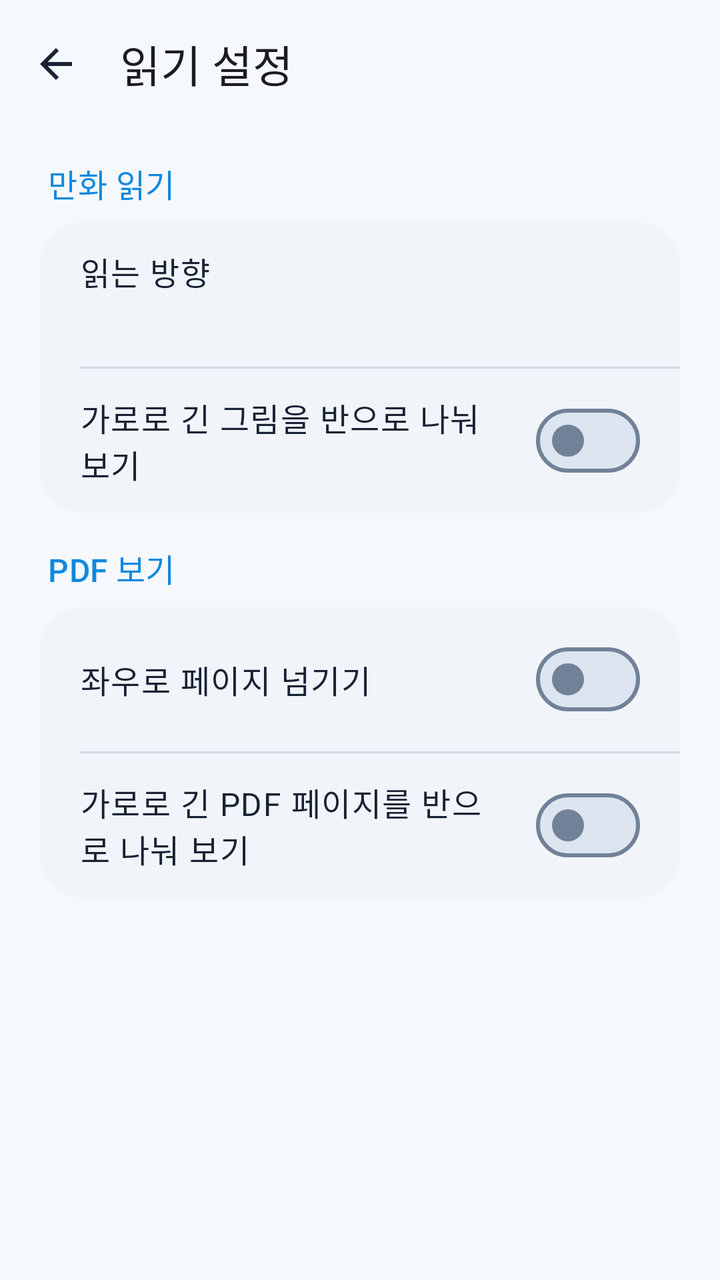
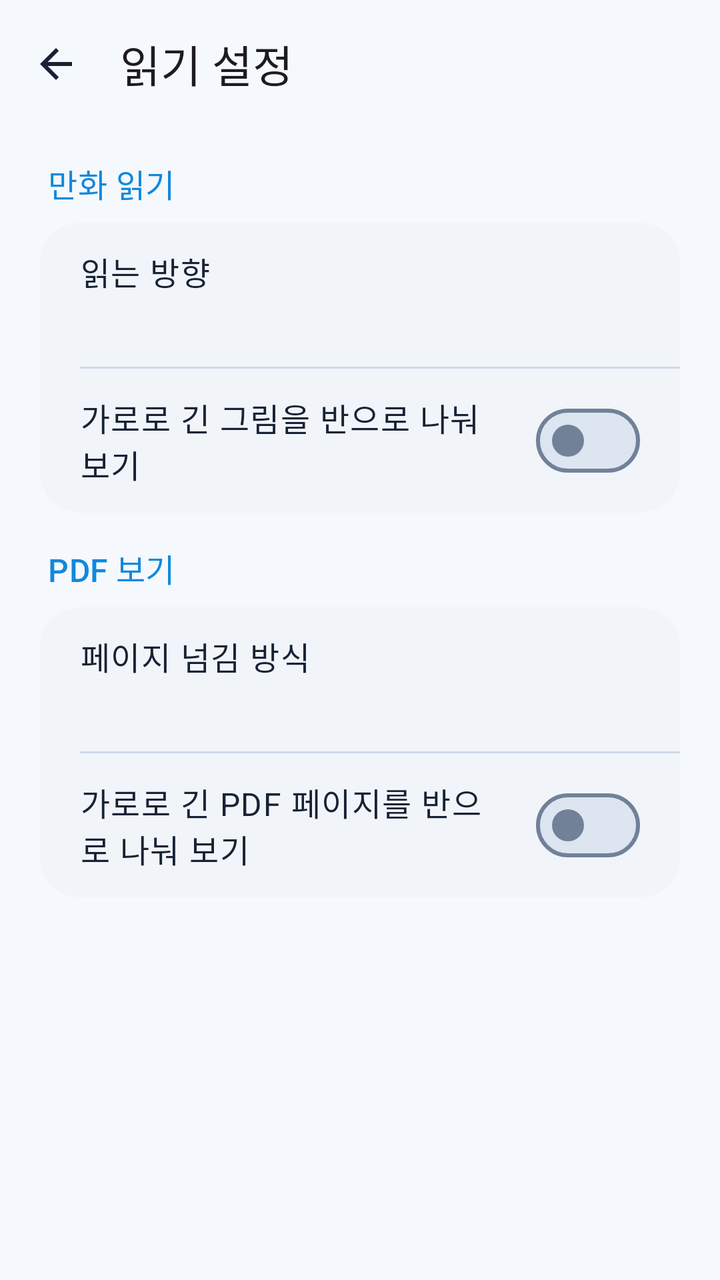

Before-and-after screenshots of an Android layout around one commit, followed by the original layout XML and the change that was made.
<!-- AndroidManifest.xml: application theme Theme.WaterView -->
<!-- res/layout/activity_settings.xml -->
<?xml version="1.0" encoding="utf-8"?>
<LinearLayout xmlns:android="http://schemas.android.com/apk/res/android"
    xmlns:app="http://schemas.android.com/apk/res-auto"
    android:id="@+id/settingsRoot"
    android:layout_width="match_parent"
    android:layout_height="match_parent"
    android:orientation="vertical"
    android:background="?attr/colorSurface">

    <com.google.android.material.appbar.MaterialToolbar
        android:id="@+id/settingsToolbar"
        android:layout_width="match_parent"
        android:layout_height="?attr/actionBarSize"
        android:background="?attr/colorSurface"
        app:navigationIcon="@drawable/ic_back"
        app:navigationContentDescription="@string/back"
        app:title="@string/reading_settings"
        app:titleTextAppearance="?attr/textAppearanceTitleLarge" />

    <ScrollView
        android:layout_width="match_parent"
        android:layout_height="0dp"
        android:layout_weight="1"
        android:fillViewport="true">

        <LinearLayout
            android:layout_width="match_parent"
            android:layout_height="wrap_content"
            android:orientation="vertical"
            android:paddingStart="20dp"
            android:paddingTop="16dp"
            android:paddingEnd="20dp"
            android:paddingBottom="24dp">

            <TextView
                android:layout_width="match_parent"
                android:layout_height="wrap_content"
                android:paddingStart="4dp"
                android:paddingBottom="8dp"
                android:text="@string/manga_settings"
                android:textAppearance="?attr/textAppearanceTitleMedium"
                android:textColor="?attr/colorPrimary" />

            <com.google.android.material.card.MaterialCardView
                android:layout_width="match_parent"
                android:layout_height="wrap_content"
                android:layout_marginBottom="16dp"
                app:cardBackgroundColor="?attr/colorSurfaceContainerLow"
                app:cardCornerRadius="20dp"
                app:strokeWidth="0dp">

                <LinearLayout
                    android:layout_width="match_parent"
                    android:layout_height="wrap_content"
                    android:orientation="vertical">

                    <LinearLayout
                        android:id="@+id/mangaDirectionRow"
                        android:layout_width="match_parent"
                        android:layout_height="wrap_content"
                        android:background="?attr/selectableItemBackground"
                        android:clickable="true"
                        android:focusable="true"
                        android:gravity="center_vertical"
                        android:minHeight="72dp"
                        android:orientation="vertical"
                        android:paddingStart="20dp"
                        android:paddingTop="12dp"
                        android:paddingEnd="20dp"
                        android:paddingBottom="12dp">
                        <TextView
                            android:layout_width="match_parent"
                            android:layout_height="wrap_content"
                            android:text="@string/manga_direction_title"
                            android:textAppearance="?attr/textAppearanceBodyLarge"
                            android:textColor="?attr/colorOnSurface" />
                        <TextView
                            android:id="@+id/mangaDirectionValue"
                            android:layout_width="match_parent"
                            android:layout_height="wrap_content"
                            android:paddingTop="4dp"
                            android:textAppearance="?attr/textAppearanceBodyMedium"
                            android:textColor="?attr/colorOnSurfaceVariant" />
                    </LinearLayout>

                    <View
                        android:layout_width="match_parent"
                        android:layout_height="1dp"
                        android:layout_marginStart="20dp"
                        android:background="?attr/colorOutlineVariant" />

                    <com.google.android.material.materialswitch.MaterialSwitch
                        android:id="@+id/splitWidePagesSwitch"
                        android:layout_width="match_parent"
                        android:layout_height="wrap_content"
                        android:minHeight="72dp"
                        android:paddingStart="20dp"
                        android:paddingEnd="20dp"
                        android:text="@string/split_wide_pages"
                        android:textAppearance="?attr/textAppearanceBodyLarge"
                        android:textColor="?attr/colorOnSurface" />

                </LinearLayout>
            </com.google.android.material.card.MaterialCardView>

            <TextView
                android:layout_width="match_parent"
                android:layout_height="wrap_content"
                android:paddingStart="4dp"
                android:paddingBottom="8dp"
                android:text="@string/pdf_settings"
                android:textAppearance="?attr/textAppearanceTitleMedium"
                android:textColor="?attr/colorPrimary" />

            <com.google.android.material.card.MaterialCardView
                android:layout_width="match_parent"
                android:layout_height="wrap_content"
                app:cardBackgroundColor="?attr/colorSurfaceContainerLow"
                app:cardCornerRadius="20dp"
                app:strokeWidth="0dp">
                <LinearLayout
                    android:layout_width="match_parent"
                    android:layout_height="wrap_content"
                    android:orientation="vertical">
                    <com.google.android.material.materialswitch.MaterialSwitch
                        android:id="@+id/pdfHorizontalSwitch"
                        android:layout_width="match_parent"
                        android:layout_height="wrap_content"
                        android:minHeight="72dp"
                        android:paddingStart="20dp"
                        android:paddingEnd="20dp"
                        android:text="@string/pdf_horizontal_pages"
                        android:textAppearance="?attr/textAppearanceBodyLarge"
                        android:textColor="?attr/colorOnSurface" />
                    <View
                        android:layout_width="match_parent"
                        android:layout_height="1dp"
                        android:layout_marginStart="20dp"
                        android:background="?attr/colorOutlineVariant" />
                    <com.google.android.material.materialswitch.MaterialSwitch
                        android:id="@+id/pdfSplitWidePagesSwitch"
                        android:layout_width="match_parent"
                        android:layout_height="wrap_content"
                        android:minHeight="72dp"
                        android:paddingStart="20dp"
                        android:paddingEnd="20dp"
                        android:text="@string/pdf_split_wide_pages"
                        android:textAppearance="?attr/textAppearanceBodyLarge"
                        android:textColor="?attr/colorOnSurface" />
                </LinearLayout>
            </com.google.android.material.card.MaterialCardView>

        </LinearLayout>
    </ScrollView>
</LinearLayout>
<!-- resources referenced by this layout -->
<resources>
  <!-- drawable ic_back (drawable) -->
  <?xml version="1.0" encoding="utf-8"?>
  <vector xmlns:android="http://schemas.android.com/apk/res/android"
      android:width="24dp"
      android:height="24dp"
      android:viewportWidth="24"
      android:viewportHeight="24"
      android:tint="?attr/colorOnSurface">
      <path
          android:fillColor="#FF000000"
          android:pathData="M20,11H7.83l5.59,-5.59L12,4l-8,8 8,8 1.41,-1.41L7.83,13H20v-2z" />
  </vector>
  <string name="back">뒤로</string>
  <string name="manga_direction_title">읽는 방향</string>
  <string name="manga_settings">만화 읽기</string>
  <string name="pdf_horizontal_pages">좌우로 페이지 넘기기</string>
  <string name="pdf_settings">PDF 보기</string>
  <string name="pdf_split_wide_pages">가로로 긴 PDF 페이지를 반으로 나눠 보기</string>
  <string name="reading_settings">읽기 설정</string>
  <string name="split_wide_pages">가로로 긴 그림을 반으로 나눠 보기</string>
  <color name="waterview_primary">#1188DD</color>
  <color name="waterview_on_primary">#FFFFFF</color>
  <color name="waterview_primary_container">#D8EDFF</color>
  <color name="waterview_on_primary_container">#082E50</color>
  <color name="waterview_secondary">#29486F</color>
  <color name="waterview_on_secondary">#FFFFFF</color>
  <color name="waterview_secondary_container">#DEE9F8</color>
  <color name="waterview_on_secondary_container">#172D49</color>
  <color name="waterview_tertiary">#176D95</color>
  <color name="waterview_on_tertiary">#FFFFFF</color>
  <color name="waterview_tertiary_container">#CDEEFF</color>
  <color name="waterview_on_tertiary_container">#002B3D</color>
  <color name="waterview_error">#BA1A1A</color>
  <color name="waterview_on_error">#FFFFFF</color>
  <color name="waterview_error_container">#F9DEDC</color>
  <color name="waterview_on_error_container">#410E0B</color>
  <color name="waterview_surface">#F5F8FC</color>
  <color name="waterview_on_surface">#172234</color>
  <color name="waterview_surface_variant">#E6EDF6</color>
  <color name="waterview_on_surface_variant">#46566D</color>
  <color name="waterview_surface_container_lowest">#FFFFFF</color>
  <color name="waterview_surface_container_low">#F1F5FA</color>
  <color name="waterview_surface_container">#EAF0F7</color>
  <color name="waterview_surface_container_high">#E4EBF4</color>
  <color name="waterview_surface_container_highest">#DCE5F0</color>
  <color name="waterview_surface_dim">#D5DFEB</color>
  <color name="waterview_surface_bright">#FFFFFF</color>
  <color name="waterview_outline">#718198</color>
  <color name="waterview_outline_variant">#CDD8E6</color>
  <color name="waterview_inverse_surface">#25344A</color>
  <color name="waterview_inverse_on_surface">#EDF3FC</color>
  <color name="waterview_inverse_primary">#62BAEE</color>
  <!-- unchanged entries left out for length: 1 -->
</resources>

<!-- the commit's change to res/layout/activity_settings.xml (unified diff, before → after) -->
@@ -122,16 +122,34 @@
                     android:layout_width="match_parent"
                     android:layout_height="wrap_content"
                     android:orientation="vertical">
-                    <com.google.android.material.materialswitch.MaterialSwitch
-                        android:id="@+id/pdfHorizontalSwitch"
+                    <LinearLayout
+                        android:id="@+id/pdfReadingModeRow"
                         android:layout_width="match_parent"
                         android:layout_height="wrap_content"
+                        android:background="?attr/selectableItemBackground"
+                        android:clickable="true"
+                        android:focusable="true"
+                        android:gravity="center_vertical"
                         android:minHeight="72dp"
+                        android:orientation="vertical"
                         android:paddingStart="20dp"
+                        android:paddingTop="12dp"
                         android:paddingEnd="20dp"
-                        android:text="@string/pdf_horizontal_pages"
-                        android:textAppearance="?attr/textAppearanceBodyLarge"
-                        android:textColor="?attr/colorOnSurface" />
+                        android:paddingBottom="12dp">
+                        <TextView
+                            android:layout_width="match_parent"
+                            android:layout_height="wrap_content"
+                            android:text="@string/pdf_reading_mode"
+                            android:textAppearance="?attr/textAppearanceBodyLarge"
+                            android:textColor="?attr/colorOnSurface" />
+                        <TextView
+                            android:id="@+id/pdfReadingModeValue"
+                            android:layout_width="match_parent"
+                            android:layout_height="wrap_content"
+                            android:paddingTop="4dp"
+                            android:textAppearance="?attr/textAppearanceBodyMedium"
+                            android:textColor="?attr/colorOnSurfaceVariant" />
+                    </LinearLayout>
                     <View
                         android:layout_width="match_parent"
                         android:layout_height="1dp"
<!-- resource entries referenced after the edit -->
@@ -15,7 +15,7 @@
   <string name="back">뒤로</string>
   <string name="manga_direction_title">읽는 방향</string>
   <string name="manga_settings">만화 읽기</string>
-  <string name="pdf_horizontal_pages">좌우로 페이지 넘기기</string>
+  <string name="pdf_reading_mode">페이지 넘김 방식</string>
   <string name="pdf_settings">PDF 보기</string>
   <string name="pdf_split_wide_pages">가로로 긴 PDF 페이지를 반으로 나눠 보기</string>
   <string name="reading_settings">읽기 설정</string>
